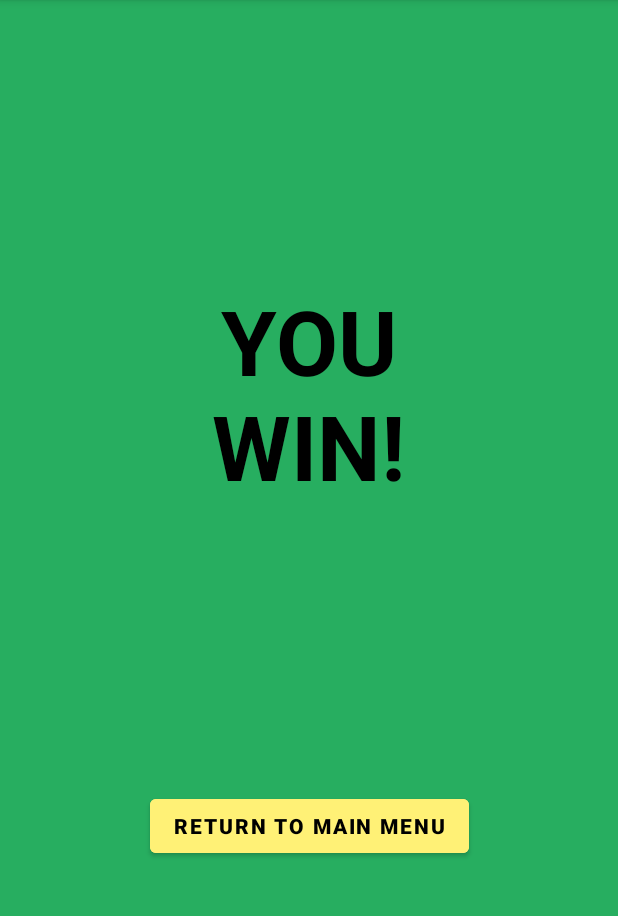
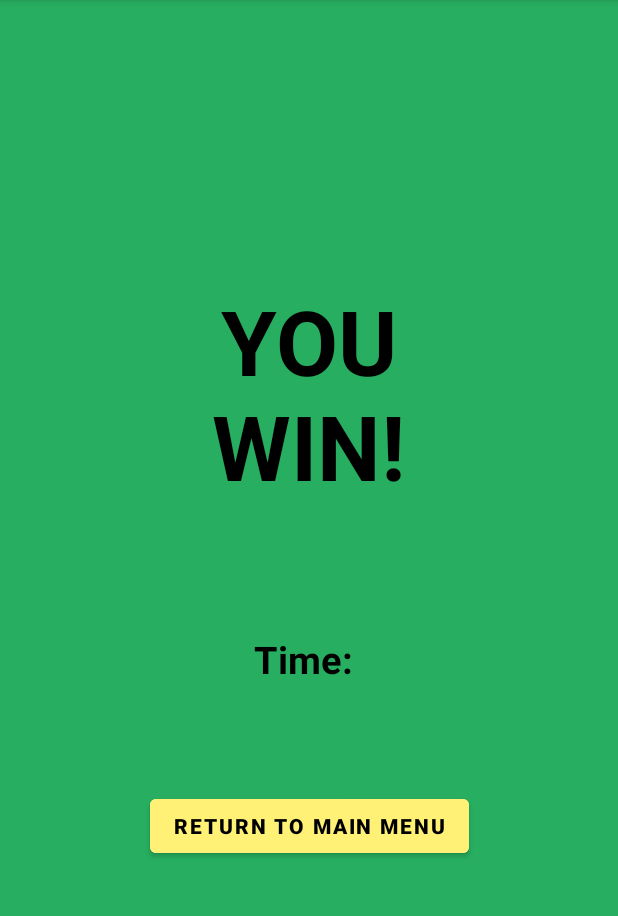
Before and after one commit to Miikexx/WordSudokuApp, an Android app: the winScreen screen opened directly, with no data from a screen before it, on a phone screen of 412 x 824 dp, the part 84-1000 px from its top. Run offline under Robolectric (Android 15) with nearby library versions, the phone set to English and light mode, and no system bars; 1 statement that could not run was skipped.

Commit message:
Added time to finish game to win screen

```diff
--- a/app/src/main/java/com/example/myapplication/StartGame.java
+++ b/app/src/main/java/com/example/myapplication/StartGame.java
@@ -222,9 +222,9 @@ public class StartGame extends AppCompatActivity {
 
                 if(initialSpotsFilled == 81){
                     //opens win screen if user fills in all the grid spaces (wins game)
-
                     Intent win = new Intent(StartGame.this, winScreen.class);
-                    // If you just use this that is not a valid context. Use ActivityName.this
+                    //pass in time to be saved in win screen class
+                    win.putExtra("time",getTime());
                     startActivity(win);
                 }
             }
--- a/app/src/main/java/com/example/myapplication/winScreen.java
+++ b/app/src/main/java/com/example/myapplication/winScreen.java
@@ -17,6 +17,16 @@ public class winScreen extends AppCompatActivity  {
         super.onCreate(savedInstanceState);
         setContentView(R.layout.activity_winscreen);
         Button titleBtn = findViewById(R.id.titleReturn);
+        //time that user took to finish the game
+        String time = "";
+        Bundle extra = getIntent().getExtras();
+
+        //pass in time variable from start game activity
+        time = extra.getString("time");
+
+        //set end time based on when the user finishes the game
+        TextView endTime = findViewById(R.id.timeText);
+        endTime.setText("Time: "+time);
 
         titleBtn.setOnClickListener(new View.OnClickListener() {
             @Override
--- a/app/src/main/res/layout/activity_winscreen.xml
+++ b/app/src/main/res/layout/activity_winscreen.xml
@@ -28,18 +28,19 @@
 
     <TextView
         android:id="@+id/timeText"
-        android:layout_width="150dp"
+        android:layout_width="200dp"
         android:layout_height="40dp"
         android:textStyle="bold"
+        android:text="Time"
         android:textColor="@color/black"
         android:textAlignment="center"
-        android:textSize="30sp"
+        android:textSize="25sp"
         app:layout_constraintBottom_toBottomOf="parent"
         app:layout_constraintEnd_toEndOf="parent"
         app:layout_constraintHorizontal_bias="0.497"
         app:layout_constraintStart_toStartOf="parent"
         app:layout_constraintTop_toTopOf="parent"
-        app:layout_constraintVertical_bias="0.550"
+        app:layout_constraintVertical_bias="0.580"
         />
 
 
```
